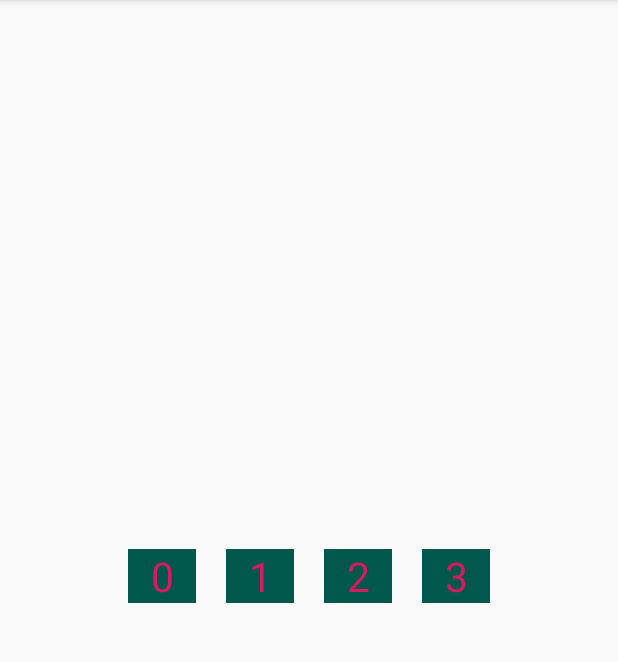
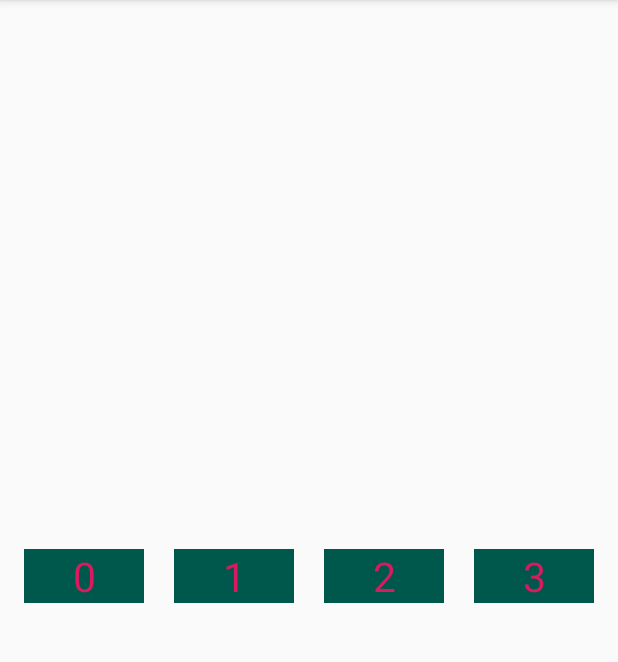
Before and after one commit to azizahmed45/OTPView, an Android app: the screen it shows after launch (MainActivity), on a phone screen of 412 x 824 dp, the part 84-746 px from its top. Run offline under Robolectric (Android 15) with nearby library versions, the phone set to English and light mode, and no system bars.

Commit message:
Added textView iteration for key input Added getOTPText

```diff
--- a/app/src/main/java/com/mrgreenapps/otpviewexample/MainActivity.java
+++ b/app/src/main/java/com/mrgreenapps/otpviewexample/MainActivity.java
@@ -3,6 +3,10 @@ package com.mrgreenapps.otpviewexample;
 import androidx.appcompat.app.AppCompatActivity;
 
 import android.os.Bundle;
+import android.view.View;
+import android.widget.Toast;
+
+import com.mrgreenapps.otpview.OTPView;
 
 public class MainActivity extends AppCompatActivity {
 
@@ -10,5 +14,15 @@ public class MainActivity extends AppCompatActivity {
     protected void onCreate(Bundle savedInstanceState) {
         super.onCreate(savedInstanceState);
         setContentView(R.layout.activity_main);
+
+        final OTPView otpView = findViewById(R.id.otpView);
+
+        otpView.setOnClickListener(new View.OnClickListener() {
+            @Override
+            public void onClick(View v) {
+                Toast.makeText(MainActivity.this, otpView.getOTPPin(), Toast.LENGTH_SHORT).show();
+            }
+        });
+
     }
 }
--- a/app/src/main/res/layout/activity_main.xml
+++ b/app/src/main/res/layout/activity_main.xml
@@ -7,11 +7,14 @@
     tools:context=".MainActivity">
 
    <com.mrgreenapps.otpview.OTPView
+       android:id="@+id/otpView"
        android:layout_centerInParent="true"
        android:layout_width="wrap_content"
        android:layout_height="wrap_content"
        app:otp_box_default_color="@color/colorPrimaryDark"
        app:otp_text_color="@color/colorAccent"
+       app:otp_box_width="80dp"
+       app:otp_box_gap="10dp"
        app:otp_text_size="18sp"
        app:otp_length="4"/>
 
--- a/build.gradle
+++ b/build.gradle
@@ -7,7 +7,7 @@ buildscript {
 
     }
     dependencies {
-        classpath 'com.android.tools.build:gradle:3.4.1'
+        classpath 'com.android.tools.build:gradle:3.5.3'
 
         // NOTE: Do not place your application dependencies here; they belong
         // in the individual module build.gradle files
--- a/otpview/src/main/java/com/mrgreenapps/otpview/OTPView.java
+++ b/otpview/src/main/java/com/mrgreenapps/otpview/OTPView.java
@@ -4,8 +4,10 @@ import android.content.Context;
 import android.content.res.ColorStateList;
 import android.content.res.TypedArray;
 import android.graphics.Rect;
+import android.text.Editable;
 import android.text.InputFilter;
 import android.text.InputType;
+import android.text.TextWatcher;
 import android.util.AttributeSet;
 import android.util.Log;
 import android.view.Gravity;
@@ -24,7 +26,6 @@ public class OTPView extends LinearLayout {
 
     Context context;
 
-
     int mOtpLength;
 
     ColorStateList mBoxDefaultColor;
@@ -42,19 +43,23 @@ public class OTPView extends LinearLayout {
 
     int mTextSize;
 
-
-    List<TextView> pinBoxList;
+    List<EditText> pinBoxList;
 
     EditText mInput;
-
 
     public OTPView(Context context, @Nullable AttributeSet attrs) {
         super(context, attrs);
         this.context = context;
 
-        TypedArray typedArray = context.getTheme().obtainStyledAttributes(attrs, R.styleable.OTPView, 0, 0);
+        TypedArray typedArray = context.getTheme()
+                .obtainStyledAttributes(
+                        attrs,
+                        R.styleable.OTPView,
+                        0,
+                        0
+                );
 
-        try{
+        try {
             mOtpLength = typedArray.getInt(R.styleable.OTPView_otp_length, 4);
 
             mBoxDefaultColor = typedArray.getColorStateList(R.styleable.OTPView_otp_box_default_color);
@@ -76,21 +81,26 @@ public class OTPView extends LinearLayout {
             typedArray.recycle();
         }
 
+        drawBoxes();
+        addTextWatcherForIterate();
+
+    }
+
+    private void drawBoxes() {
         pinBoxList = new ArrayList<>();
-        for(int i = 0; i < mOtpLength; i++){
+        for (int i = 0; i < mOtpLength; i++) {
 
-            TextView pinBox = new TextView(context);
+            EditText pinBox = new EditText(context);
             pinBox.setText(String.valueOf(i));
 
+            pinBox.setMinimumWidth(mBoxWidth);
             pinBox.setTextSize(mTextSize);
 
-            if(mTextColor != null) pinBox.setTextColor(mTextColor.getDefaultColor());
+            if (mTextColor != null) pinBox.setTextColor(mTextColor.getDefaultColor());
 
             pinBox.setInputType(InputType.TYPE_CLASS_NUMBER);
 
-            pinBox.setFilters(new InputFilter[] {new InputFilter.LengthFilter(1)});
-
-
+            pinBox.setFilters(new InputFilter[]{new InputFilter.LengthFilter(1)});
 
 
             LayoutParams p = new LayoutParams(mBoxWidth, mBoxHeight);
@@ -103,14 +113,46 @@ public class OTPView extends LinearLayout {
             pinBox.setPadding(mBoxHorizontalPadding, 0, mBoxHorizontalPadding, 0);
 
 
-            if(mBoxDefaultColor != null) pinBox.setBackgroundColor(mBoxDefaultColor.getDefaultColor());
+            if (mBoxDefaultColor != null) {
+                pinBox.setBackgroundColor(mBoxDefaultColor.getDefaultColor());
+            }
 
             pinBoxList.add(pinBox);
 
             addView(pinBox);
         }
+    }
 
+    private void addTextWatcherForIterate() {
+        for (int i = 0; i < pinBoxList.size() - 1; i++) {
+            final int nextPinBoxIndex = i + 1;
+            pinBoxList.get(i).addTextChangedListener(new TextWatcher() {
+                @Override
+                public void beforeTextChanged(CharSequence s, int start, int count, int after) {
 
+                }
+
+                @Override
+                public void onTextChanged(CharSequence s, int start, int before, int count) {
+
+                }
+
+                @Override
+                public void afterTextChanged(Editable s) {
+                    if (s.length() > 0) {
+                        pinBoxList.get(nextPinBoxIndex).requestFocus();
+                    }
+                }
+            });
+        }
+    }
+
+    public String getOTPPin(){
+        String OTPPin = "";
+        for(EditText pinbox: pinBoxList){
+            OTPPin += pinbox.getText().toString();
+        }
+        return OTPPin;
     }
 
 }
```
Also changed, not shown: gradle/wrapper/gradle-wrapper.properties.
